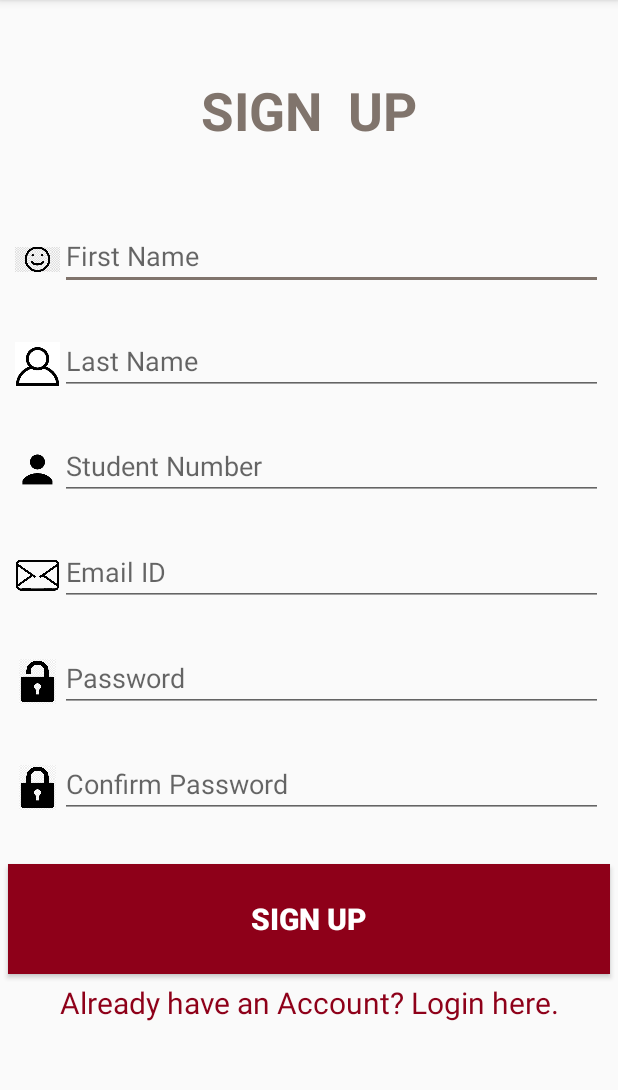
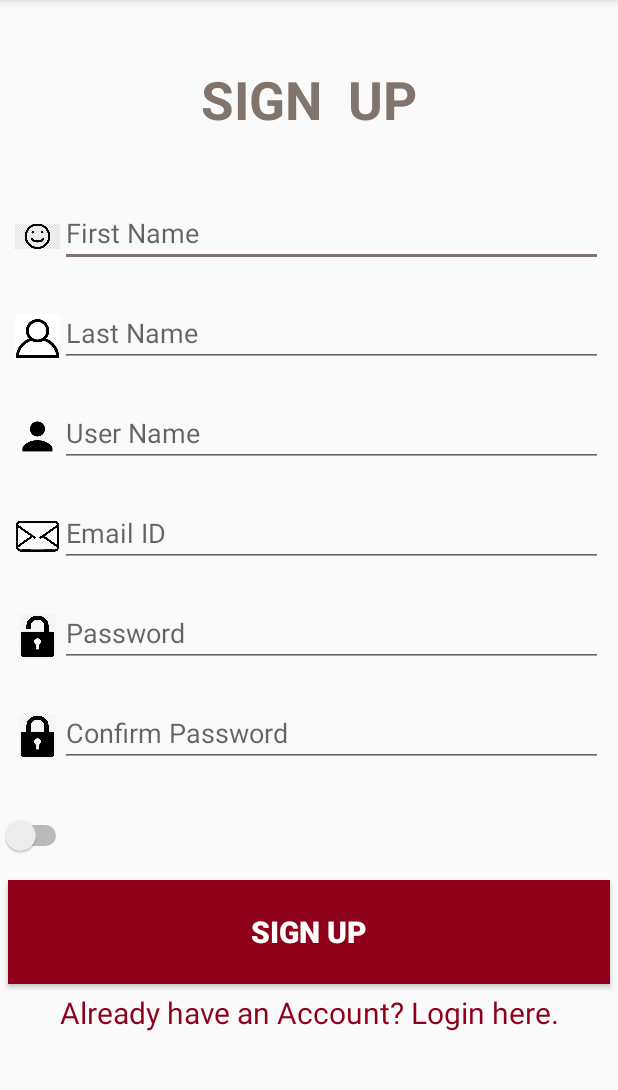
Before and after one commit to Jeep2333/project-grp23, an Android app: the Main2Activity screen opened directly, with no data from a screen before it, on a phone screen of 412 x 824 dp, the part 84-1174 px from its top. Run offline under Robolectric (Android 15) with nearby library versions, the light colour scheme and no system bars; our stand-ins replace Firebase (no records; nobody signed in at launch, a user with empty details on screens opened directly).

Commit message:
add the code

```diff
--- a/project/app/src/main/java/com/example/group23debug/Main2Activity.java
+++ b/project/app/src/main/java/com/example/group23debug/Main2Activity.java
@@ -21,7 +21,7 @@ public class Main2Activity extends AppCompatActivity implements View.OnClickList
     TextView textView;
     private EditText firstNameEditText;
     private EditText lastNameEditText;
-    private EditText studentEditText;
+    private EditText typeEditText;
     private EditText emailEditText;
     private EditText passwordEditText;
     private EditText confirmPassEditText;
@@ -35,12 +35,15 @@ public class Main2Activity extends AppCompatActivity implements View.OnClickList
 
         super.onCreate(savedInstanceState);
         setContentView(R.layout.activity_main2);
+
+
         textView=findViewById(R.id.textView2);
         textView.setOnClickListener(new View.OnClickListener(){
             public void onClick(View v){
                 Intent intent = new Intent(Main2Activity.this,MainActivity.class);
+                startActivityForResult(intent,0x01);
 
-                startActivityForResult(intent,0x01);
+
             }
         });
 
@@ -54,11 +57,11 @@ public class Main2Activity extends AppCompatActivity implements View.OnClickList
     public void onClick(View v){
         String firstName = firstNameEditText.getText().toString();
         String lastName = lastNameEditText.getText().toString();
-        String studentNo = studentEditText.getText().toString();
+        String studentNo = typeEditText.getText().toString();
         String email = emailEditText.getText().toString();
         String password =passwordEditText.getText().toString();
 
-        final Student mStudent = new Student(firstName, lastName, studentNo, email, password);
+        final Person mPerson = new Person(firstName, lastName, studentNo, email, password);
 
         mAuth.createUserWithEmailAndPassword(email, password).addOnCompleteListener(this, new OnCompleteListener<AuthResult>() {
             @Override
--- a/project/app/src/main/java/com/example/group23debug/MainActivity.java
+++ b/project/app/src/main/java/com/example/group23debug/MainActivity.java
@@ -12,6 +12,11 @@ import android.widget.CheckBox;
 import android.widget.CompoundButton;
 import android.widget.EditText;
 import android.widget.TextView;
+import com.google.android.gms.tasks.OnCompleteListener;
+import com.google.android.gms.tasks.Task;
+import com.google.firebase.auth.AuthResult;
+import com.google.firebase.auth.FirebaseAuth;
+import com.google.firebase.database.FirebaseDatabase;
 
 public class MainActivity extends AppCompatActivity {
     private TextView textView;
@@ -37,6 +42,7 @@ public class MainActivity extends AppCompatActivity {
                 Intent intent = new Intent(MainActivity.this,Main3Activity.class);
                 startActivityForResult(intent,0001);
             }
+
         });
         editText = (EditText)findViewById(R.id.passwordid);
         checkBox=(CheckBox)findViewById(R.id.showpassword);
--- a/project/app/src/main/res/layout/activity_main.xml
+++ b/project/app/src/main/res/layout/activity_main.xml
@@ -44,7 +44,7 @@
             android:layout_gravity="bottom"
             android:layout_marginLeft="50dp"
             android:ems="10"
-            android:hint="Email ID"
+            android:hint="User Name"
             android:inputType="textEmailAddress" />
 
         <ImageView
@@ -56,7 +56,7 @@
             android:layout_marginBottom="5dp"
             android:layout_weight="1"
             android:foregroundGravity="bottom"
-            app:srcCompat="@mipmap/email" />
+            app:srcCompat="@mipmap/student" />
 
     </FrameLayout>
 
--- a/project/app/src/main/res/layout/activity_main2.xml
+++ b/project/app/src/main/res/layout/activity_main2.xml
@@ -93,8 +93,8 @@
             android:layout_marginRight="10dp"
             android:layout_weight="1"
             android:ems="10"
-            android:hint="Student Number"
-            android:inputType="number" />
+            android:hint="User Name"
+            android:inputType="textPersonName" />
     </LinearLayout>
 
     <LinearLayout
@@ -180,6 +180,19 @@
         android:layout_height="wrap_content"
         android:layout_weight="1">
 
+        <Switch
+            android:id="@+id/switch1"
+            android:layout_width="wrap_content"
+            android:layout_height="match_parent"
+            android:textOff="patient"
+            android:textOn="employee" />
+    </FrameLayout>
+
+    <FrameLayout
+        android:layout_width="match_parent"
+        android:layout_height="wrap_content"
+        android:layout_weight="1">
+
         <Button
             android:id="@+id/button"
             android:layout_width="match_parent"
@@ -190,6 +203,7 @@
             android:textColor="#ffffff"
             android:textSize="20dp"
             android:textStyle="bold" />
+
     </FrameLayout>
 
     <TextView
```
Also changed, not shown: project/app/src/main/java/com/example/group23debug/Person.java (renamed from project/app/src/main/java/com/example/group23debug/Student.java, +7 -7 lines), project/app/src/main/res/layout/activity_main3.xml (+12 -12 lines), 1 other file.
